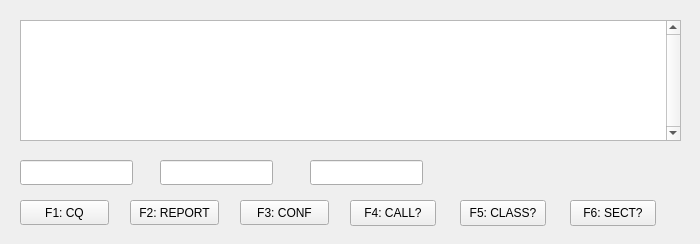
Qt form contest.ui (mbridak/FieldDayMorseTrainer) before a commit.
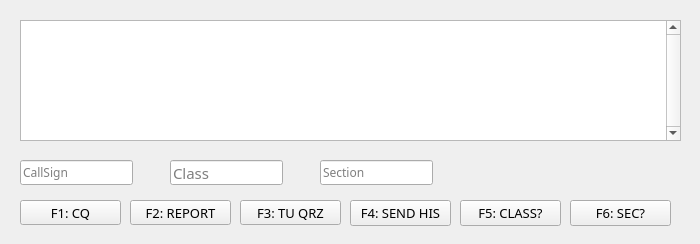
The same form after that commit.

Commit message: Changed font and button size.

The edit to the form file:
```diff
--- a/contest.ui
+++ b/contest.ui
@@ -19,10 +19,16 @@
      <rect>
       <x>20</x>
       <y>200</y>
-      <width>89</width>
+      <width>101</width>
       <height>25</height>
      </rect>
     </property>
+    <property name="font">
+     <font>
+      <family>JetBrains Mono</family>
+      <pointsize>10</pointsize>
+     </font>
+    </property>
     <property name="focusPolicy">
      <enum>Qt::NoFocus</enum>
     </property>
@@ -39,45 +45,76 @@
       <height>25</height>
      </rect>
     </property>
+    <property name="font">
+     <font>
+      <family>JetBrains Mono</family>
+     </font>
+    </property>
     <property name="focusPolicy">
      <enum>Qt::NoFocus</enum>
     </property>
+    <property name="placeholderText">
+     <string>CallSign</string>
+    </property>
    </widget>
    <widget class="QLineEdit" name="class_lineEdit">
     <property name="geometry">
      <rect>
-      <x>160</x>
+      <x>170</x>
       <y>160</y>
       <width>113</width>
       <height>25</height>
      </rect>
     </property>
+    <property name="font">
+     <font>
+      <family>JetBrains Mono</family>
+      <pointsize>11</pointsize>
+     </font>
+    </property>
     <property name="focusPolicy">
      <enum>Qt::NoFocus</enum>
     </property>
+    <property name="placeholderText">
+     <string>Class</string>
+    </property>
    </widget>
    <widget class="QLineEdit" name="section_lineEdit">
     <property name="geometry">
      <rect>
-      <x>310</x>
+      <x>320</x>
       <y>160</y>
       <width>113</width>
       <height>25</height>
      </rect>
     </property>
+    <property name="font">
+     <font>
+      <family>JetBrains Mono</family>
+     </font>
+    </property>
     <property name="focusPolicy">
      <enum>Qt::NoFocus</enum>
     </property>
+    <property name="placeholderText">
+     <string>Section</string>
+    </property>
    </widget>
    <widget class="QPushButton" name="report_pushButton">
     <property name="geometry">
      <rect>
       <x>130</x>
       <y>200</y>
-      <width>89</width>
+      <width>101</width>
       <height>25</height>
      </rect>
     </property>
+    <property name="font">
+     <font>
+      <family>JetBrains Mono</family>
+      <pointsize>10</pointsize>
+     </font>
+    </property>
     <property name="focusPolicy">
      <enum>Qt::NoFocus</enum>
     </property>
@@ -90,15 +127,21 @@
      <rect>
       <x>240</x>
       <y>200</y>
-      <width>89</width>
+      <width>101</width>
       <height>25</height>
      </rect>
     </property>
+    <property name="font">
+     <font>
+      <family>JetBrains Mono</family>
+      <pointsize>10</pointsize>
+     </font>
+    </property>
     <property name="focusPolicy">
      <enum>Qt::NoFocus</enum>
     </property>
     <property name="text">
-     <string>F3: CONF</string>
+     <string>F3: TU QRZ</string>
     </property>
    </widget>
    <widget class="QPushButton" name="agn_call_pushButton">
@@ -106,15 +149,21 @@
      <rect>
       <x>350</x>
       <y>200</y>
-      <width>86</width>
+      <width>101</width>
       <height>26</height>
      </rect>
     </property>
+    <property name="font">
+     <font>
+      <family>JetBrains Mono</family>
+      <pointsize>10</pointsize>
+     </font>
+    </property>
     <property name="focusPolicy">
      <enum>Qt::NoFocus</enum>
     </property>
     <property name="text">
-     <string>F4: CALL?</string>
+     <string>F4: SEND HIS</string>
     </property>
    </widget>
    <widget class="QPushButton" name="agn_class_pushButton">
@@ -122,10 +171,16 @@
      <rect>
       <x>460</x>
       <y>200</y>
-      <width>86</width>
+      <width>101</width>
       <height>26</height>
      </rect>
     </property>
+    <property name="font">
+     <font>
+      <family>JetBrains Mono</family>
+      <pointsize>10</pointsize>
+     </font>
+    </property>
     <property name="focusPolicy">
      <enum>Qt::NoFocus</enum>
     </property>
@@ -138,15 +193,21 @@
      <rect>
       <x>570</x>
       <y>200</y>
-      <width>86</width>
+      <width>101</width>
       <height>26</height>
      </rect>
     </property>
+    <property name="font">
+     <font>
+      <family>JetBrains Mono</family>
+      <pointsize>10</pointsize>
+     </font>
+    </property>
     <property name="focusPolicy">
      <enum>Qt::NoFocus</enum>
     </property>
     <property name="text">
-     <string>F6: SECT?</string>
+     <string>F6: SEC?</string>
     </property>
    </widget>
    <widget class="QListWidget" name="log_listWidget">
```
Left out of the diff: 5 changed lines with no effect on the pictures.
